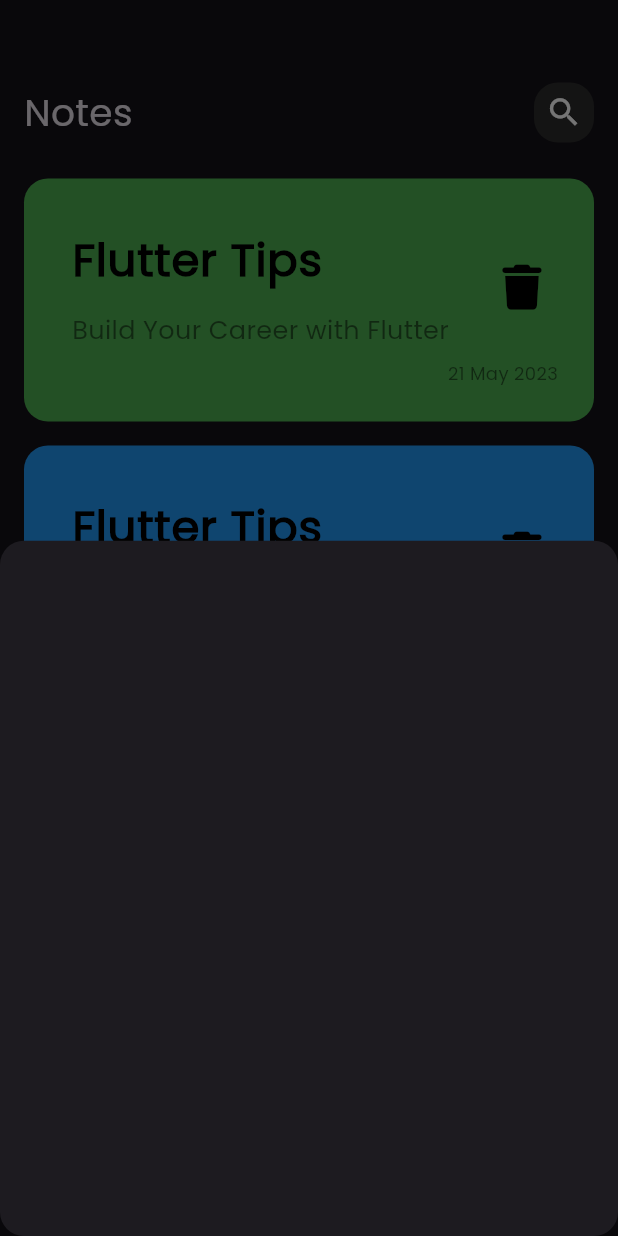
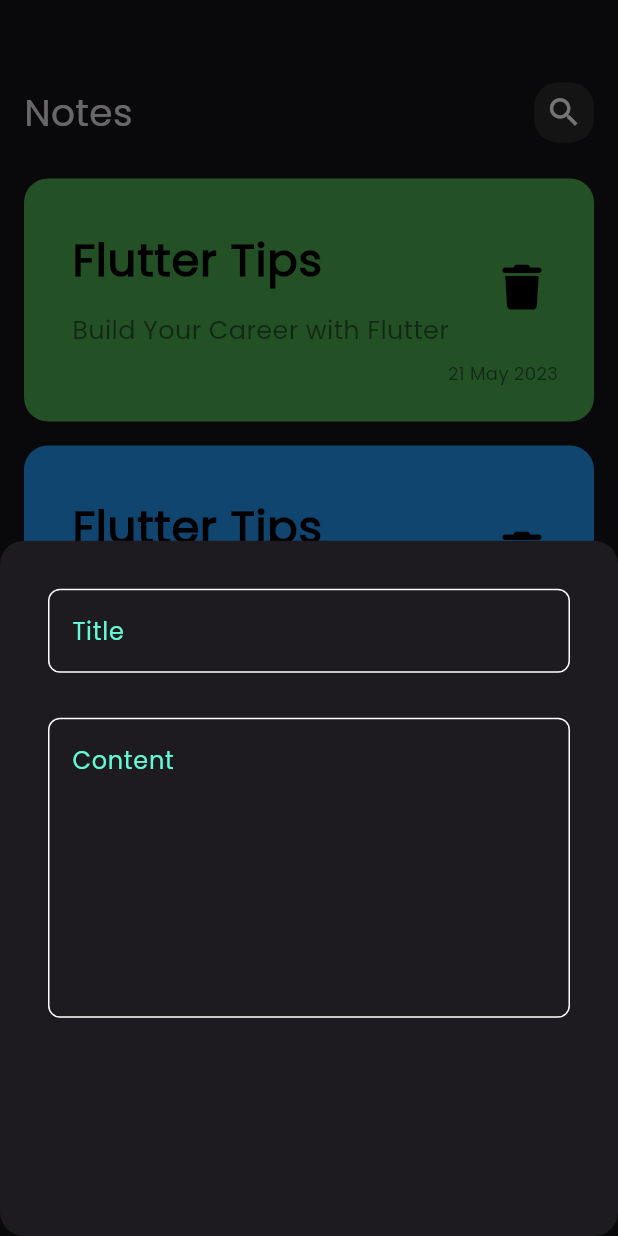
Before and after one commit to Mohamed-Emad1/notes_app, a Flutter app: the screen it shows after launch, after a tap on the "add" icon, on a phone screen of 412 x 824 dp. Run offline on Flutter 3.47's test engine with Material 3 defaults, Android fonts, the phone set to English and light mode, and no system bars; our stand-ins replace font_awesome_flutter.

Commit message:
add textfield to notes modal sheet

```diff
--- /dev/null
+++ b/lib/constants.dart
@@ -0,0 +1,3 @@
+import 'package:flutter/material.dart';
+
+const kPrimaryColor =  Color(0xFF62FCD7);
--- a/lib/views/notes_view.dart
+++ b/lib/views/notes_view.dart
@@ -1,4 +1,5 @@
 import 'package:flutter/material.dart';
+import 'package:notes_app/constants.dart';
 import 'package:notes_app/widgets/custom_modal_sheet.dart';
 import 'package:notes_app/widgets/notes_view_body.dart';
 
@@ -9,17 +10,21 @@ class NotesView extends StatelessWidget {
   Widget build(BuildContext context) {
     return Scaffold(
       floatingActionButton: FloatingActionButton(
+        backgroundColor: kPrimaryColor,
         onPressed: () {
           showModalBottomSheet(
-            shape: RoundedRectangleBorder(
-              borderRadius: BorderRadius.circular(16)
-            ),
-              context: context,
-              builder: ((context) {
-                return const CustomModalSheet();
-              }),);
+            shape:
+                RoundedRectangleBorder(borderRadius: BorderRadius.circular(16)),
+            context: context,
+            builder: ((context) {
+              return const CustomModalSheet();
+            }),
+          );
         },
-        child: const Icon(Icons.add),
+        child: const Icon(
+          Icons.add,
+          color: Colors.black,
+        ),
       ),
       body: const NotesViewBody(),
     );
--- a/lib/widgets/custom_modal_sheet.dart
+++ b/lib/widgets/custom_modal_sheet.dart
@@ -1,10 +1,30 @@
 import 'package:flutter/material.dart';
+import 'package:notes_app/widgets/cutom_text_field.dart';
 
 class CustomModalSheet extends StatelessWidget {
   const CustomModalSheet({super.key});
 
   @override
   Widget build(BuildContext context) {
-    return Container();
+    return const Padding(
+      padding:  EdgeInsets.symmetric(horizontal: 32),
+      child: Column(
+        children: [
+          SizedBox(
+            height: 32,
+          ),
+          CustomTextField(
+            hint: "Title",
+          ),
+          SizedBox(
+            height: 30,
+          ),
+          CustomTextField(
+            hint: "Content",
+            maxLines: 7,
+          ),
+        ],
+      ),
+    );
   }
 }
--- /dev/null
+++ b/lib/widgets/cutom_text_field.dart
@@ -0,0 +1,34 @@
+import 'package:flutter/material.dart';
+import 'package:notes_app/constants.dart';
+
+class CustomTextField extends StatelessWidget {
+  const CustomTextField({super.key, required this.hint, this.maxLines = 1});
+
+  final String hint;
+  final int maxLines;
+  @override
+  Widget build(BuildContext context) {
+    return TextField(
+      textAlignVertical: TextAlignVertical.center,
+      maxLines: maxLines,
+      cursorColor: kPrimaryColor,
+      decoration: InputDecoration(
+        hintText: hint,
+        hintStyle: const TextStyle(
+          color: kPrimaryColor,
+        ),
+        enabledBorder: buildBorder(),
+        focusedBorder: buildBorder(kPrimaryColor),
+      ),
+    );
+  }
+
+  OutlineInputBorder buildBorder([color]) {
+    return OutlineInputBorder(
+      borderRadius: BorderRadius.circular(8),
+      borderSide: BorderSide(
+        color: color ?? Colors.white,
+      ),
+    );
+  }
+}
```
